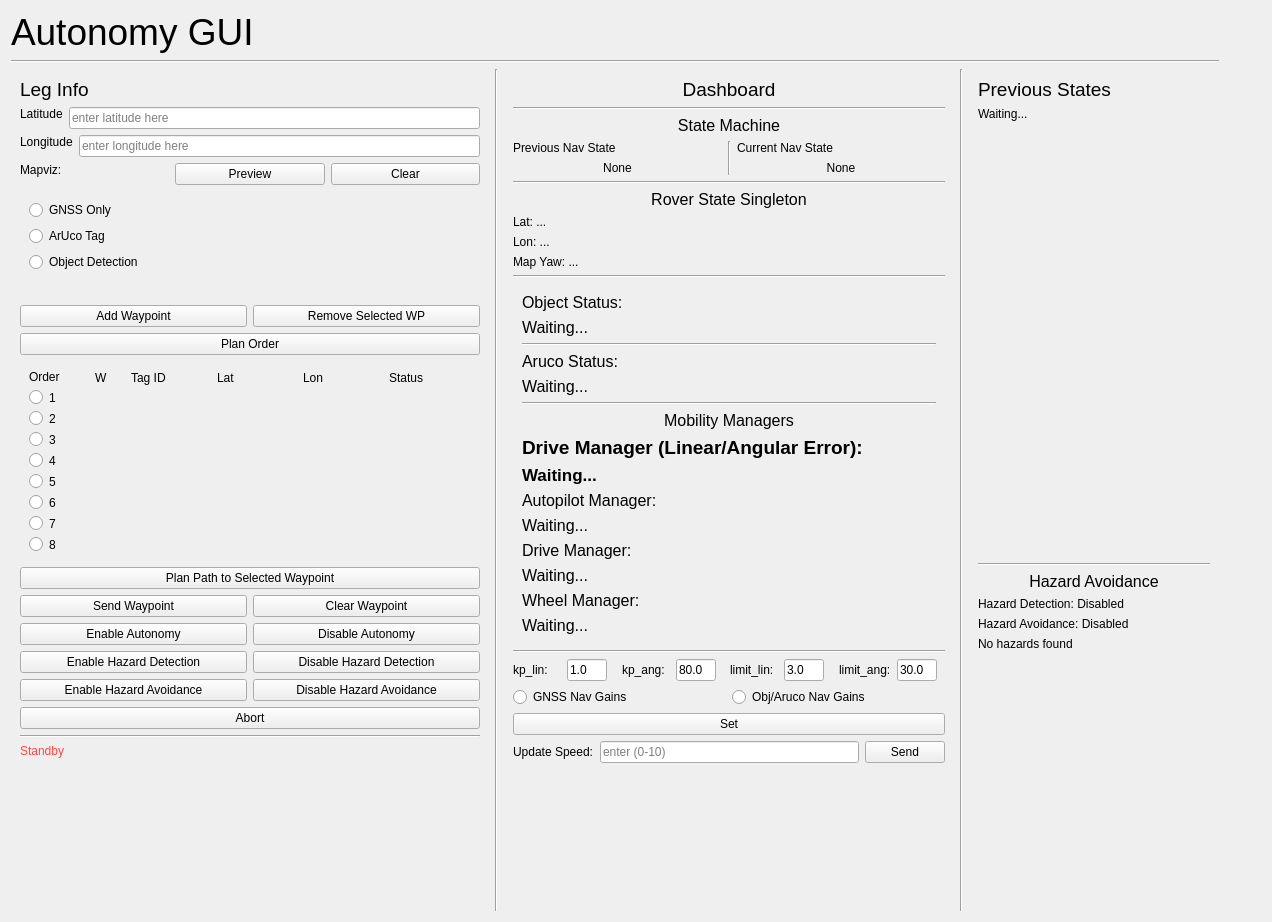
The window that mars_ws/src/autonomy/autonomy_gui.ui (BYUMarsRover/Autonomy-ROS2) describes before a commit, drawn with Qt 5.
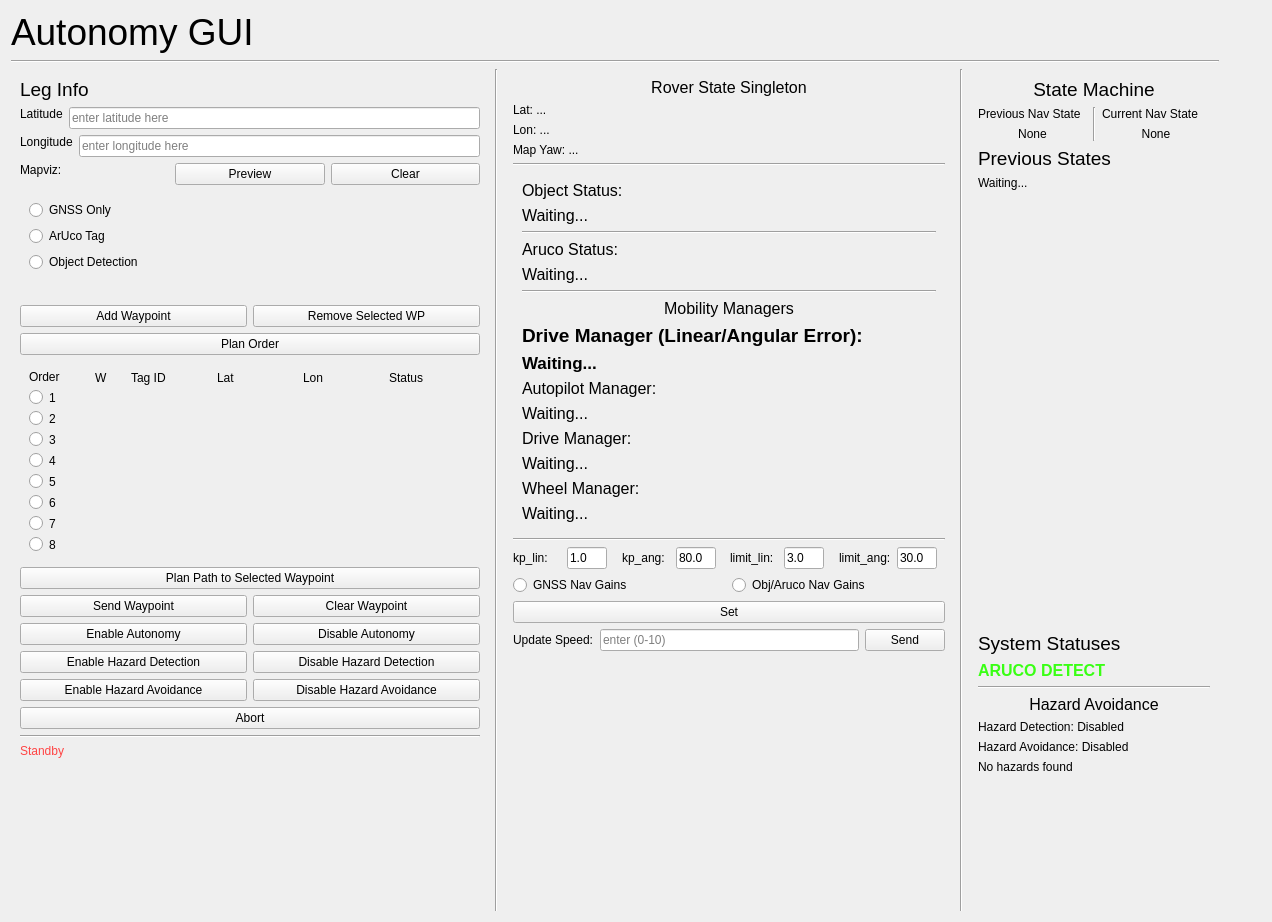
The same window after the commit.

```diff
--- a/mars_ws/src/autonomy/autonomy_gui.ui
+++ b/mars_ws/src/autonomy/autonomy_gui.ui
@@ -921,109 +921,6 @@
             <property name="alignment">
              <set>Qt::AlignTop</set>
             </property>
-            <!-- Right Column Label (Dashboard) Item -->
-            <item>
-             <!-- Right Column Label Widget (Dashboard) -->
-             <widget class="QLabel" name="DashboardLabel">
-              <property name="text">
-               <string>&lt;html&gt;&lt;head/&gt;&lt;body&gt;&lt;p&gt;&lt;span style=&quot; font-size:14pt;&quot;&gt;Dashboard&lt;/span&gt;&lt;/p&gt;&lt;/body&gt;&lt;/html&gt;</string>
-              </property>
-              <property name="scaledContents">
-               <bool>false</bool>
-              </property>
-              <property name="alignment">
-               <set>Qt::AlignCenter</set>
-              </property>
-             </widget>
-            </item>
-            <!-- Horizontal Dividing Line -->
-            <item>
-             <widget class="Line" name="line_3">
-              <property name="orientation">
-               <enum>Qt::Horizontal</enum>
-              </property>
-             </widget>
-            </item>
-            <!-- State Machine Dash Section Label Item -->
-            <item>
-             <!-- State Machine Dash Section Label -->
-             <widget class="QLabel" name="StateMachineLabel">
-              <property name="text">
-               <string>&lt;html&gt;&lt;head/&gt;&lt;body&gt;&lt;p&gt;&lt;span style=&quot; font-size:12pt;&quot;&gt;State Machine&lt;/span&gt;&lt;/p&gt;&lt;/body&gt;&lt;/html&gt;</string>
-              </property>
-              <property name="scaledContents">
-               <bool>false</bool>
-              </property>
-              <property name="alignment">
-               <set>Qt::AlignCenter</set>
-              </property>
-             </widget>
-            </item>
-            <!-- State Machine previous and current Navigation states Item -->
-            <item>
-             <layout class="QHBoxLayout" name="horizontalLayout_5">
-              <!-- Vertical Box that has the PREVIOUS state -->
-              <item>
-               <layout class="QVBoxLayout" name="verticalLayout_11">
-                <item>
-                 <widget class="QLabel" name="PreviousNavStateLabel">
-                  <property name="text">
-                   <string>Previous Nav State</string>
-                  </property>
-                 </widget>
-                </item>
-                <item>
-                 <widget class="QLabel" name="PreviousNavStateDisplay">
-                  <property name="text">
-                   <string>None</string>
-                  </property>
-                  <property name="alignment">
-                   <set>Qt::AlignCenter</set>
-                  </property>
-                 </widget>
-                </item>
-               </layout>
-              </item>
-              <!-- Vertical Dividing Line (divides previous and current state columns) -->
-              <item>
-               <widget class="Line" name="line">
-                <property name="orientation">
-                 <enum>Qt::Vertical</enum>
-                </property>
-               </widget>
-              </item>
-              <!-- Vertical Box that has the CURRENT state -->
-              <item>
-               <layout class="QVBoxLayout" name="verticalLayout_11">
-                <item>
-                 <widget class="QLabel" name="CurrentNavStateLabel">
-                  <property name="text">
-                   <string>Current Nav State</string>
-                  </property>
-                 </widget>
-                </item>
-                <item>
-                 <widget class="QLabel" name="CurrentNavStateDisplay">
-                  <property name="text">
-                   <string>None</string>
-                  </property>
-                  <property name="alignment">
-                   <set>Qt::AlignCenter</set>
-                  </property>
-                 </widget>
-                </item>
-               </layout>
-              </item>
-             </layout>
-            </item>
-            <!-- Horizontal Dividing Line -->
-            <item>
-             <widget class="Line" name="line_3">
-              <property name="orientation">
-               <enum>Qt::Horizontal</enum>
-              </property>
-             </widget>
-            </item>
             <!-- Rover State Singleton -->
             <item>
              <!-- Rover State Singleton Dash Section Label -->
@@ -1455,6 +1352,78 @@
             <property name="alignment">
              <set>Qt::AlignTop</set>
             </property>
+            <!-- State Machine Dash Section Label Item -->
+            <item>
+             <!-- State Machine Dash Section Label -->
+             <widget class="QLabel" name="StateMachineLabel">
+              <property name="text">
+               <string>&lt;html&gt;&lt;head/&gt;&lt;body&gt;&lt;p&gt;&lt;span style=&quot; font-size:14pt;&quot;&gt;State Machine&lt;/span&gt;&lt;/p&gt;&lt;/body&gt;&lt;/html&gt;</string>
+              </property>
+              <property name="scaledContents">
+               <bool>false</bool>
+              </property>
+              <property name="alignment">
+               <set>Qt::AlignCenter</set>
+              </property>
+             </widget>
+            </item>
+            <!-- State Machine previous and current Navigation states Item -->
+            <item>
+             <layout class="QHBoxLayout" name="horizontalLayout_5">
+              <!-- Vertical Box that has the PREVIOUS state -->
+              <item>
+               <layout class="QVBoxLayout" name="verticalLayout_11">
+                <item>
+                 <widget class="QLabel" name="PreviousNavStateLabel">
+                  <property name="text">
+                   <string>Previous Nav State</string>
+                  </property>
+                 </widget>
+                </item>
+                <item>
+                 <widget class="QLabel" name="PreviousNavStateDisplay">
+                  <property name="text">
+                   <string>None</string>
+                  </property>
+                  <property name="alignment">
+                   <set>Qt::AlignCenter</set>
+                  </property>
+                 </widget>
+                </item>
+               </layout>
+              </item>
+              <!-- Vertical Dividing Line (divides previous and current state columns) -->
+              <item>
+               <widget class="Line" name="line">
+                <property name="orientation">
+                 <enum>Qt::Vertical</enum>
+                </property>
+               </widget>
+              </item>
+              <!-- Vertical Box that has the CURRENT state -->
+              <item>
+               <layout class="QVBoxLayout" name="verticalLayout_11">
+                <item>
+                 <widget class="QLabel" name="CurrentNavStateLabel">
+                  <property name="text">
+                   <string>Current Nav State</string>
+                  </property>
+                 </widget>
+                </item>
+                <item>
+                 <widget class="QLabel" name="CurrentNavStateDisplay">
+                  <property name="text">
+                   <string>None</string>
+                  </property>
+                  <property name="alignment">
+                   <set>Qt::AlignCenter</set>
+                  </property>
+                 </widget>
+                </item>
+               </layout>
+              </item>
+             </layout>
+            </item>
             <!-- Right Column Label Item -->
             <item alignment="Qt::AlignTop">
              <!-- Right Column Label Widget (Previous States) -->
@@ -1486,6 +1455,46 @@
               </property>
              </widget>
             </item>
+            <!-- System Status Label Item -->
+            <item alignment="Qt::AlignTop">
+             <!-- Title for camera feed section -->
+             <widget class="QLabel" name="SystemStatusLabel">
+              <property name="text">
+               <string>&lt;html&gt;&lt;head/&gt;&lt;body&gt;&lt;p&gt;&lt;span style=&quot; font-size:14pt;&quot;&gt;System Statuses&lt;/span&gt;&lt;/p&gt;&lt;/body&gt;&lt;/html&gt;</string>
+              </property>
+              <property name="scaledContents">
+               <bool>false</bool>
+              </property>
+              <property name="alignment">
+               <set>Qt::AlignTop</set>
+              </property>
+             </widget>
+            </item> 
+            <!-- Statuses of all systems -->
+            <item>
+             <layout class="QHBoxLayout" name="horizontalLayout_3">
+              <item alignment="Qt::AlignTop">
+               <widget class="QLabel" name="ArucoSystemStatus">
+                <property name="text">
+                 <string>ARUCO DETECT</string>
+                </property>
+                <property name="styleSheet">
+                 <string>font-size: 12pt; font-weight: bold; color: rgb(57, 255, 20);</string>
+                </property>
+               </widget>
+              </item>
+              <!-- <item alignment="Qt::AlignTop">
+               <widget class="QLabel" name="ObjectSystemStatus">
+                <property name="text">
+                 <string>ARUCO DETECT</string>
+                </property>
+                <property name="styleSheet">
+                 <string>font-size: 12pt; font-weight: bold; color: rgb(57, 255, 20);</string>
+                </property>
+               </widget>
+              </item> -->
+             </layout>
+            </item>
             <!-- Horizontal Dividing Line -->
             <item>
              <widget class="Line" name="line_3">
```
Left out of the diff: 2 changed lines with no effect on the pictures.
